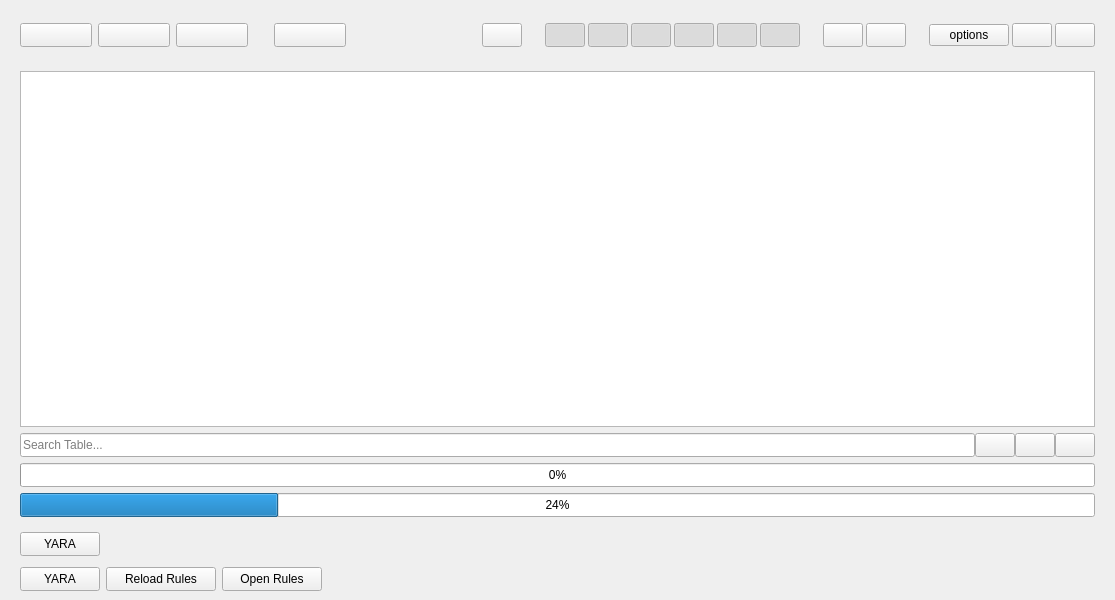
huebicode/hashlookup, file widget.ui: the form before one commit.
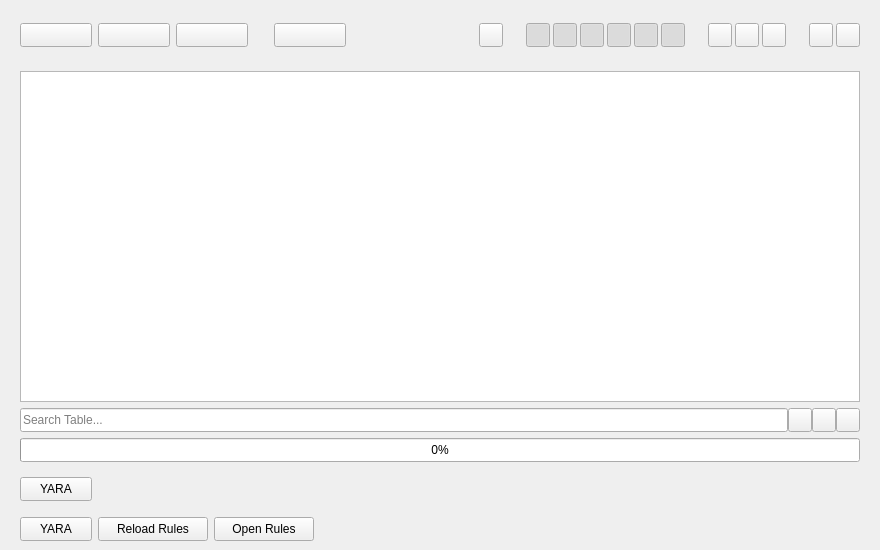
The form after the commit. The open tabs and pages were chosen to show the change. Custom widgets are drawn as their Qt base class.

What changed in the file:
```diff
--- a/widget.ui
+++ b/widget.ui
@@ -6,8 +6,8 @@
    <rect>
     <x>0</x>
     <y>0</y>
-    <width>1115</width>
-    <height>600</height>
+    <width>880</width>
+    <height>550</height>
    </rect>
   </property>
   <property name="sizePolicy">
@@ -223,7 +223,7 @@
         <property name="lineWidth">
          <number>0</number>
         </property>
-        <layout class="QHBoxLayout" name="horizontalLayout_4" stretch="0,0,0,0,0,0,0,0,0,0,0">
+        <layout class="QHBoxLayout" name="horizontalLayout_4" stretch="0,0,0,0,0,0,0,0,0,0,0,0">
          <property name="spacing">
           <number>3</number>
          </property>
@@ -253,6 +253,12 @@
              <height>24</height>
             </size>
            </property>
+           <property name="maximumSize">
+            <size>
+             <width>24</width>
+             <height>24</height>
+            </size>
+           </property>
            <property name="text">
             <string/>
            </property>
@@ -294,6 +300,12 @@
              <height>24</height>
             </size>
            </property>
+           <property name="maximumSize">
+            <size>
+             <width>24</width>
+             <height>24</height>
+            </size>
+           </property>
            <property name="text">
             <string/>
            </property>
@@ -319,6 +331,12 @@
              <height>24</height>
             </size>
            </property>
+           <property name="maximumSize">
+            <size>
+             <width>24</width>
+             <height>24</height>
+            </size>
+           </property>
            <property name="text">
             <string/>
            </property>
@@ -344,6 +362,12 @@
              <height>24</height>
             </size>
            </property>
+           <property name="maximumSize">
+            <size>
+             <width>24</width>
+             <height>24</height>
+            </size>
+           </property>
            <property name="text">
             <string/>
            </property>
@@ -369,6 +393,12 @@
              <height>24</height>
             </size>
            </property>
+           <property name="maximumSize">
+            <size>
+             <width>24</width>
+             <height>24</height>
+            </size>
+           </property>
            <property name="text">
             <string/>
            </property>
@@ -394,6 +424,12 @@
              <height>24</height>
             </size>
            </property>
+           <property name="maximumSize">
+            <size>
+             <width>24</width>
+             <height>24</height>
+            </size>
+           </property>
            <property name="text">
             <string/>
            </property>
@@ -419,6 +455,12 @@
              <height>24</height>
             </size>
            </property>
+           <property name="maximumSize">
+            <size>
+             <width>24</width>
+             <height>24</height>
+            </size>
+           </property>
            <property name="text">
             <string/>
            </property>
@@ -460,6 +502,12 @@
              <height>24</height>
             </size>
            </property>
+           <property name="maximumSize">
+            <size>
+             <width>24</width>
+             <height>24</height>
+            </size>
+           </property>
            <property name="text">
             <string/>
            </property>
@@ -479,11 +527,48 @@
              <height>24</height>
             </size>
            </property>
+           <property name="maximumSize">
+            <size>
+             <width>24</width>
+             <height>24</height>
+            </size>
+           </property>
            <property name="text">
             <string/>
            </property>
           </widget>
          </item>
+         <item>
+          <widget class="QPushButton" name="btn_zip">
+           <property name="enabled">
+            <bool>true</bool>
+           </property>
+           <property name="sizePolicy">
+            <sizepolicy hsizetype="Fixed" vsizetype="Fixed">
+             <horstretch>0</horstretch>
+             <verstretch>0</verstretch>
+            </sizepolicy>
+           </property>
+           <property name="minimumSize">
+            <size>
+             <width>24</width>
+             <height>24</height>
+            </size>
+           </property>
+           <property name="maximumSize">
+            <size>
+             <width>24</width>
+             <height>24</height>
+            </size>
+           </property>
+           <property name="text">
+            <string/>
+           </property>
+           <property name="checkable">
+            <bool>false</bool>
+           </property>
+          </widget>
+         </item>
         </layout>
        </widget>
       </item>
@@ -523,7 +608,7 @@
         <property name="lineWidth">
          <number>0</number>
         </property>
-        <layout class="QHBoxLayout" name="horizontalLayout_5" stretch="0,0,0">
+        <layout class="QHBoxLayout" name="horizontalLayout_5" stretch="0,0">
          <property name="spacing">
           <number>3</number>
          </property>
@@ -539,16 +624,6 @@
          <property name="bottomMargin">
           <number>0</number>
          </property>
-         <item>
-          <widget class="QPushButton" name="btn_options">
-           <property name="text">
-            <string>options</string>
-           </property>
-           <property name="checkable">
-            <bool>true</bool>
-           </property>
-          </widget>
-         </item>
          <item>
           <widget class="QPushButton" name="btn_clear">
            <property name="sizePolicy">
@@ -563,6 +638,12 @@
              <height>24</height>
             </size>
            </property>
+           <property name="maximumSize">
+            <size>
+             <width>24</width>
+             <height>24</height>
+            </size>
+           </property>
            <property name="text">
             <string/>
            </property>
@@ -582,6 +663,12 @@
              <height>24</height>
             </size>
            </property>
+           <property name="maximumSize">
+            <size>
+             <width>24</width>
+             <height>24</height>
+            </size>
+           </property>
            <property name="text">
             <string/>
            </property>
@@ -717,6 +804,12 @@
                 <height>24</height>
                </size>
               </property>
+              <property name="maximumSize">
+               <size>
+                <width>24</width>
+                <height>24</height>
+               </size>
+              </property>
               <property name="text">
                <string/>
               </property>
@@ -742,6 +835,12 @@
                 <height>24</height>
                </size>
               </property>
+              <property name="maximumSize">
+               <size>
+                <width>24</width>
+                <height>24</height>
+               </size>
+              </property>
               <property name="text">
                <string/>
               </property>
@@ -764,6 +863,12 @@
                 <height>24</height>
                </size>
               </property>
+              <property name="maximumSize">
+               <size>
+                <width>24</width>
+                <height>24</height>
+               </size>
+              </property>
               <property name="text">
                <string/>
               </property>
@@ -788,19 +893,6 @@
            </property>
           </widget>
          </item>
-         <item>
-          <widget class="QProgressBar" name="progressBar_modelfiles">
-           <property name="minimumSize">
-            <size>
-             <width>0</width>
-             <height>24</height>
-            </size>
-           </property>
-           <property name="value">
-            <number>24</number>
-           </property>
-          </widget>
-         </item>
          <item>
           <widget class="QFrame" name="frame_statusbar">
            <property name="sizePolicy">
@@ -832,7 +924,7 @@
              <number>0</number>
             </property>
             <property name="bottomMargin">
-             <number>0</number>
+             <number>6</number>
             </property>
             <item>
              <widget class="QPushButton" name="btn_yara_status_main">
@@ -848,6 +940,12 @@
                 <height>24</height>
                </size>
               </property>
+              <property name="maximumSize">
+               <size>
+                <width>72</width>
+                <height>24</height>
+               </size>
+              </property>
               <property name="text">
                <string>YARA</string>
               </property>
@@ -1233,6 +1331,12 @@
           <height>24</height>
          </size>
         </property>
+        <property name="maximumSize">
+         <size>
+          <width>72</width>
+          <height>24</height>
+         </size>
+        </property>
         <property name="text">
          <string>YARA</string>
         </property>
@@ -1255,6 +1359,12 @@
           <height>24</height>
          </size>
         </property>
+        <property name="maximumSize">
+         <size>
+          <width>110</width>
+          <height>24</height>
+         </size>
+        </property>
         <property name="text">
          <string>Reload Rules</string>
         </property>
@@ -1274,6 +1384,12 @@
           <height>24</height>
          </size>
         </property>
+        <property name="maximumSize">
+         <size>
+          <width>100</width>
+          <height>24</height>
+         </size>
+        </property>
         <property name="text">
          <string>Open Rules</string>
         </property>
```
Left out of the diff: 28 changed lines with no effect on the pictures.
